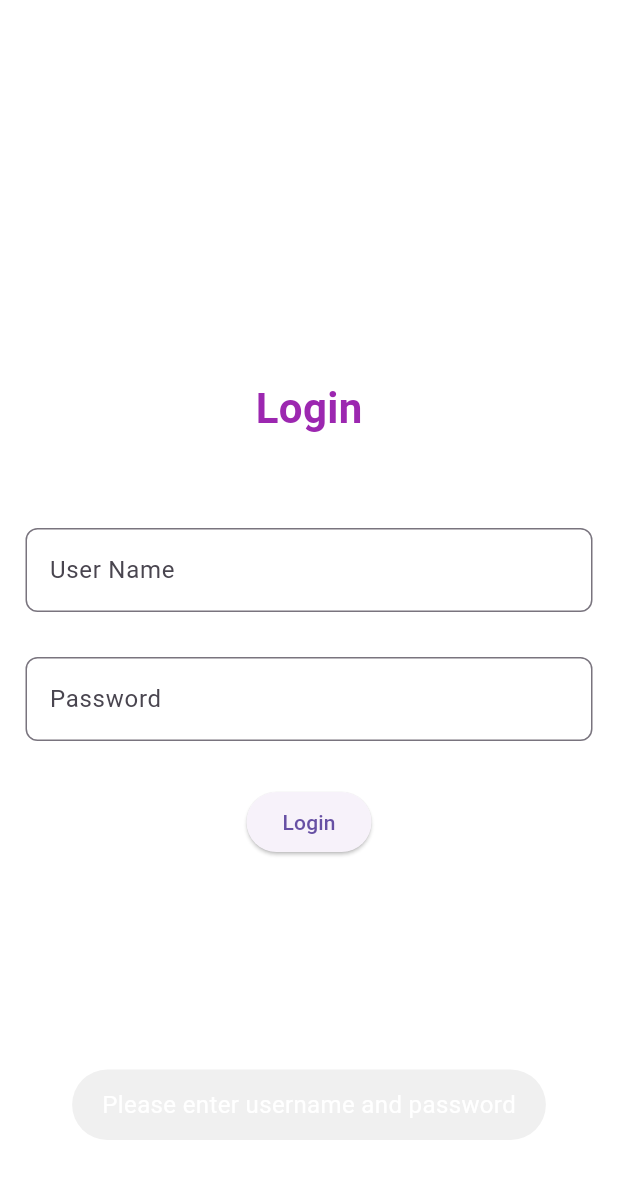
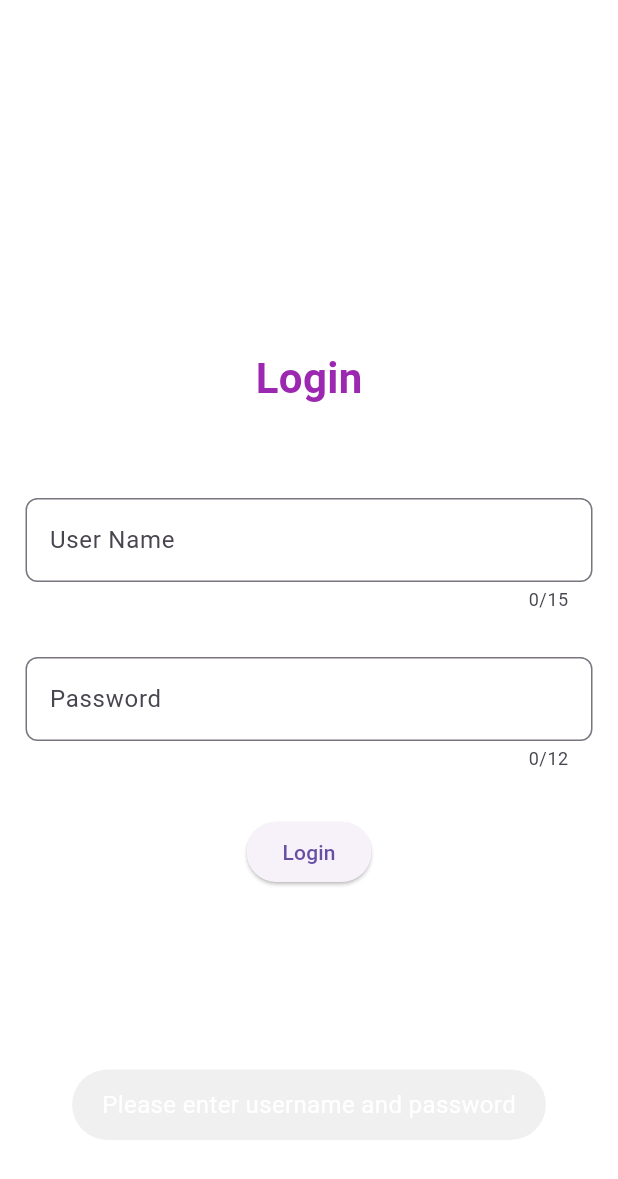
Before and after one commit to Viraj1812/login_page, a Flutter app: the screen it shows after launch, after a tap on "Login", on a phone screen of 412 x 824 dp. Shown: the top 1179 px of the screen. Run offline on Flutter 3.47's test engine with Material 3 defaults, Android fonts, the phone set to English and light mode, and no system bars; our stand-ins replace fluttertoast.

```diff
--- a/lib/login_page.dart
+++ b/lib/login_page.dart
@@ -1,6 +1,6 @@
 import 'package:flutter/material.dart';
 import 'package:fluttertoast/fluttertoast.dart';
-import 'package:login_page/home_page.dart';
+import 'package:login_page/utils/routes_name.dart';
 
 class LoginPage extends StatefulWidget {
   const LoginPage({super.key});
@@ -11,7 +11,7 @@ class LoginPage extends StatefulWidget {
 
 class _LoginPageState extends State<LoginPage> {
   TextEditingController usercontroller = TextEditingController();
-  TextEditingController passwordcontroller = TextEditingController();
+  String password = '';
   @override
   Widget build(BuildContext context) {
     return Scaffold(
@@ -35,10 +35,11 @@ class _LoginPageState extends State<LoginPage> {
             ),
             TextField(
               controller: usercontroller,
+              maxLength: 15,
               decoration: const InputDecoration(
                   labelText: 'User Name',
-                  hintText: 'User Name',
-                  hintStyle: TextStyle(color: Colors.white),
+                  hintText: 'Enter User Name',
+                  hintStyle: TextStyle(color: Colors.grey),
                   border: OutlineInputBorder(
                       borderRadius: BorderRadius.all(Radius.circular(8)),
                       borderSide: BorderSide(color: Colors.white))),
@@ -47,9 +48,17 @@ class _LoginPageState extends State<LoginPage> {
               height: 30,
             ),
             TextField(
-              controller: passwordcontroller,
+              onChanged: (text) {
+                password = text;
+              },
+              maxLength: 12,
+              obscureText: true,
               decoration: const InputDecoration(
                   labelText: 'Password',
+                  hintText: 'Enter Password',
+                  hintStyle: TextStyle(
+                    color: Colors.grey,
+                  ),
                   border: OutlineInputBorder(
                       borderRadius: BorderRadius.all(Radius.circular(8)),
                       borderSide: BorderSide(color: Colors.grey))),
@@ -59,7 +68,7 @@ class _LoginPageState extends State<LoginPage> {
             ),
             ElevatedButton(
               onPressed: () {
-                (usercontroller.text == '' || passwordcontroller.text == '')
+                (usercontroller.text == '' || password == '')
                     ? Fluttertoast.showToast(
                         msg: 'Please enter username and password',
                         gravity: ToastGravity.BOTTOM,
@@ -67,13 +76,9 @@ class _LoginPageState extends State<LoginPage> {
                         timeInSecForIosWeb: 1,
                         textColor: Colors.white,
                         fontSize: 16.0)
-                    : Navigator.push(
+                    : Navigator.pushNamed(
                         context,
-                        MaterialPageRoute(
-                          builder: (context) {
-                            return const HomePage();
-                          },
-                        ),
+                        RoutesName.homePage,
                       );
               },
               child: const Text(
--- a/lib/main.dart
+++ b/lib/main.dart
@@ -1,10 +1,12 @@
 import 'package:flutter/material.dart';
-import 'package:login_page/login_page.dart';
+import 'package:login_page/utils/routes.dart';
+import 'package:login_page/utils/routes_name.dart';
 
 void main() {
   runApp(
     const MaterialApp(
-      home: LoginPage(),
+      initialRoute: RoutesName.loginPage,
+      onGenerateRoute: Routes.generateRoute,
     ),
   );
 }
--- /dev/null
+++ b/lib/utils/routes.dart
@@ -0,0 +1,27 @@
+import 'package:flutter/material.dart';
+import 'package:login_page/home_page.dart';
+import 'package:login_page/login_page.dart';
+import 'package:login_page/second_page.dart';
+import 'package:login_page/third_page.dart';
+import 'package:login_page/utils/routes_name.dart';
+
+class Routes {
+  static Route<dynamic> generateRoute(RouteSettings settings) {
+    switch (settings.name) {
+      case RoutesName.loginPage:
+        return MaterialPageRoute(builder: (context) => const LoginPage());
+      case RoutesName.homePage:
+        return MaterialPageRoute(builder: (context) => const HomePage());
+      case RoutesName.secondPage:
+        return MaterialPageRoute(builder: (context) => const SecondPage());
+      case RoutesName.thirdPage:
+        return MaterialPageRoute(builder: (context) => const ThirdPage());
+      default:
+        return MaterialPageRoute(builder: (context) {
+          return const Scaffold(
+            body: Center(child: Text('No route defined')),
+          );
+        });
+    }
+  }
+}
--- /dev/null
+++ b/lib/utils/routes_name.dart
@@ -0,0 +1,6 @@
+class RoutesName {
+  static const String loginPage = 'login_page';
+  static const String homePage = 'home_page';
+  static const String secondPage = 'second_page';
+  static const String thirdPage = 'third_page';
+}
```
Also changed, not shown: lib/home_page.dart (+53 -1 lines), lib/second_page.dart (added, +63 -0 lines), lib/third_page.dart (added, +29 -0 lines).
